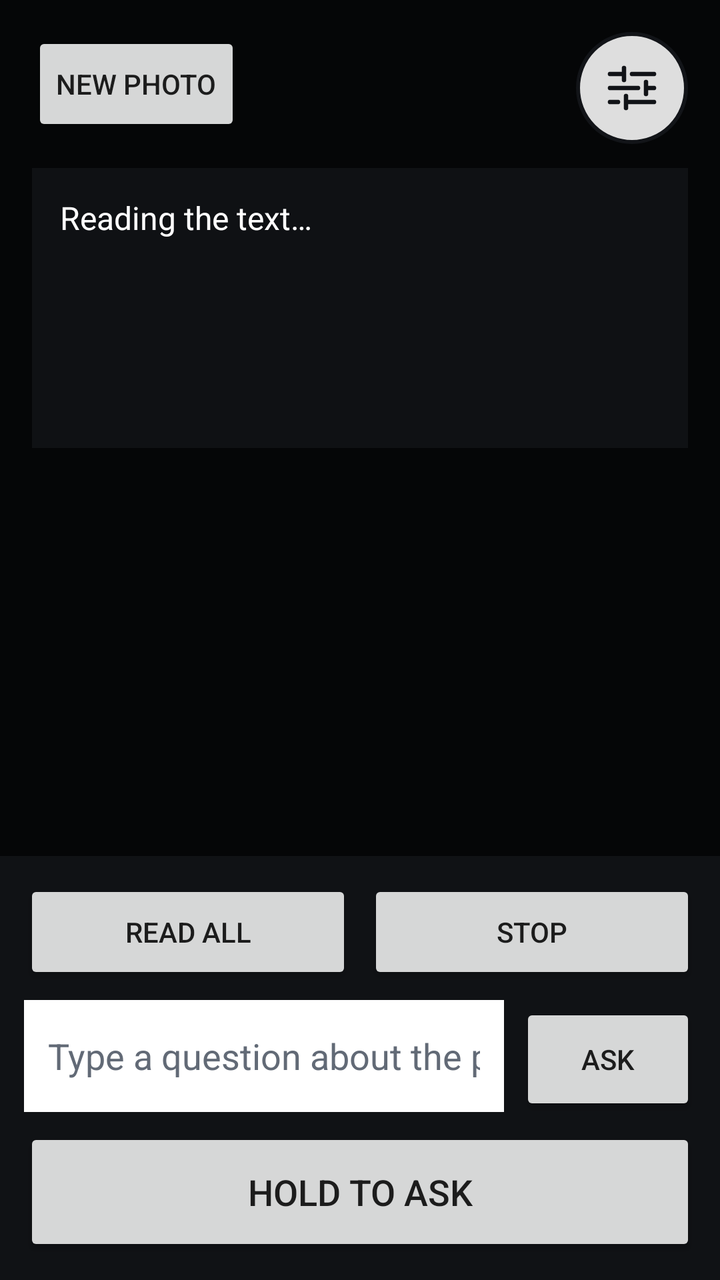
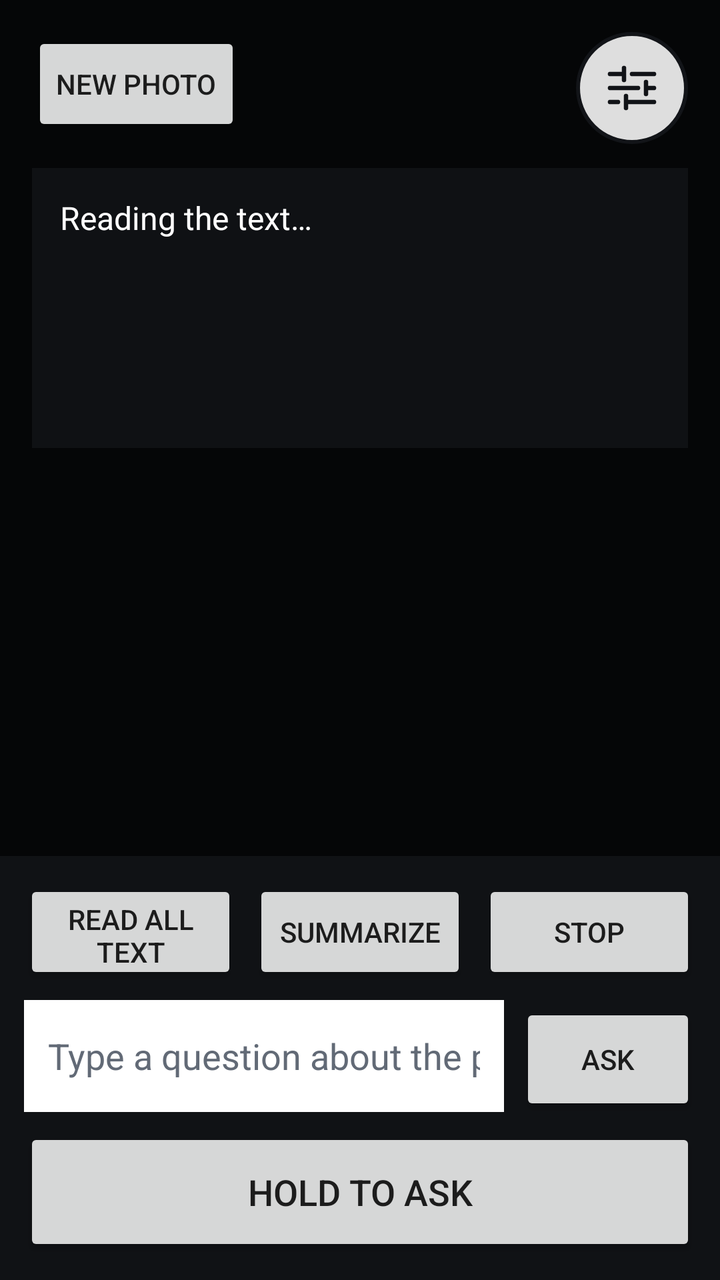

An Android layout rendered at two revisions. The XML below is the earlier revision; the diff shows what the commit changed to produce the second picture.
<!-- AndroidManifest.xml: application theme Theme.Test_project -->
<!-- res/layout/fragment_review.xml -->
<?xml version="1.0" encoding="utf-8"?>
<FrameLayout xmlns:android="http://schemas.android.com/apk/res/android"
    android:layout_width="match_parent"
    android:layout_height="match_parent"
    android:background="#050607">

    <ImageView
        android:id="@+id/imgShot"
        android:layout_width="match_parent"
        android:layout_height="match_parent"
        android:background="#050607"
        android:importantForAccessibility="no"
        android:scaleType="fitCenter" />

    <FrameLayout
        android:id="@+id/blockList"
        android:layout_width="match_parent"
        android:layout_height="match_parent" />

    <Button
        android:id="@+id/btnRetake"
        android:layout_width="wrap_content"
        android:layout_height="52dp"
        android:layout_gravity="top|start"
        android:layout_margin="16dp"
        android:text="@string/new_photo"
        android:contentDescription="@string/new_photo_description" />

    <ImageButton
        android:id="@+id/btnReviewSettings"
        android:layout_width="56dp"
        android:layout_height="56dp"
        android:layout_gravity="top|end"
        android:layout_margin="16dp"
        android:background="@drawable/bg_round_control"
        android:contentDescription="@string/processing_settings"
        android:padding="14dp"
        android:src="@drawable/ic_settings_lines" />

    <ScrollView
        android:layout_width="match_parent"
        android:layout_height="140dp"
        android:layout_gravity="top"
        android:layout_marginStart="16dp"
        android:layout_marginTop="84dp"
        android:layout_marginEnd="16dp"
        android:background="#CC121418"
        android:fillViewport="true">

        <TextView
            android:id="@+id/txtReviewStatus"
            android:layout_width="match_parent"
            android:layout_height="wrap_content"
            android:padding="14dp"
            android:text="@string/review_loading"
            android:textColor="#FFFFFF"
            android:textIsSelectable="true"
            android:textSize="16sp" />
    </ScrollView>

    <LinearLayout
        android:layout_width="match_parent"
        android:layout_height="wrap_content"
        android:layout_gravity="bottom"
        android:background="#DD121418"
        android:orientation="vertical"
        android:padding="12dp">

        <LinearLayout
            android:layout_width="match_parent"
            android:layout_height="wrap_content"
            android:orientation="horizontal">

            <Button
                android:id="@+id/btnReadAll"
                android:layout_width="0dp"
                android:layout_height="52dp"
                android:layout_weight="1"
                android:text="@string/read_all"
                android:contentDescription="@string/read_all_description" />

            <Button
                android:id="@+id/btnAddView"
                android:layout_width="0dp"
                android:layout_height="52dp"
                android:layout_marginStart="8dp"
                android:layout_weight="1"
                android:text="@string/add_view"
                android:visibility="gone" />

            <Button
                android:id="@+id/btnStop"
                android:layout_width="0dp"
                android:layout_height="52dp"
                android:layout_marginStart="8dp"
                android:layout_weight="1"
                android:text="@string/stop" />
        </LinearLayout>

        <LinearLayout
            android:id="@+id/errorActions"
            android:layout_width="match_parent"
            android:layout_height="wrap_content"
            android:orientation="horizontal"
            android:visibility="gone">
            <Button
                android:id="@+id/btnRetry"
                android:layout_width="0dp"
                android:layout_height="52dp"
                android:layout_weight="1"
                android:text="@string/retry" />
            <Button
                android:id="@+id/btnReadLocally"
                android:layout_width="0dp"
                android:layout_height="52dp"
                android:layout_marginStart="8dp"
                android:layout_weight="1"
                android:text="@string/read_locally" />
        </LinearLayout>

        <LinearLayout
            android:layout_width="match_parent"
            android:layout_height="wrap_content"
            android:layout_marginTop="8dp"
            android:orientation="horizontal">
            <EditText
                android:id="@+id/editQuestion"
                android:layout_width="0dp"
                android:layout_height="56dp"
                android:layout_weight="1"
                android:background="#FFFFFFFF"
                android:hint="@string/type_question"
                android:inputType="textCapSentences"
                android:maxLines="2"
                android:paddingStart="12dp"
                android:paddingEnd="12dp"
                android:textColor="#121418"
                android:textColorHint="#626A76" />
            <Button
                android:id="@+id/btnTypedAsk"
                android:layout_width="wrap_content"
                android:layout_height="56dp"
                android:layout_marginStart="8dp"
                android:text="@string/ask" />
        </LinearLayout>

        <Button
            android:id="@+id/btnAsk"
            android:layout_width="match_parent"
            android:layout_height="64dp"
            android:layout_marginTop="8dp"
            android:text="@string/hold_to_ask"
            android:textSize="18sp"
            android:contentDescription="@string/hold_to_ask_description" />
    </LinearLayout>

</FrameLayout>
<!-- resources referenced by this layout -->
<resources>
  <!-- drawable bg_round_control (drawable) -->
  <?xml version="1.0" encoding="utf-8"?>
  <shape xmlns:android="http://schemas.android.com/apk/res/android" android:shape="oval">
      <solid android:color="#DDFFFFFF" />
      <stroke android:width="2dp" android:color="#FF121418" />
  </shape>
  <!-- drawable ic_settings_lines (drawable) -->
  <?xml version="1.0" encoding="utf-8"?>
  <vector xmlns:android="http://schemas.android.com/apk/res/android"
      android:width="28dp" android:height="28dp"
      android:viewportWidth="28" android:viewportHeight="28">
      <path android:fillColor="@android:color/transparent" android:strokeColor="#121418"
          android:strokeWidth="2.2" android:strokeLineCap="round"
          android:pathData="M3,7 L10,7 M14,7 L25,7 M10,4 L10,10 M3,14 L17,14 M21,14 L25,14 M21,11 L21,17 M3,21 L7,21 M11,21 L25,21 M11,18 L11,24" />
  </vector>
  <string name="add_view">Add another view</string>
  <string name="ask">Ask</string>
  <string name="hold_to_ask">Hold to ask</string>
  <string name="hold_to_ask_description">Hold and speak to ask a question about the photo.</string>
  <string name="new_photo">New photo</string>
  <string name="new_photo_description">Go back to the camera and take another photo.</string>
  <string name="processing_settings">Processing settings</string>
  <string name="read_all">Read all</string>
  <string name="read_all_description">Read every block of text aloud, in order.</string>
  <string name="read_locally">Read locally</string>
  <string name="retry">Retry</string>
  <string name="review_loading">Reading the text…</string>
  <string name="stop">Stop</string>
  <string name="type_question">Type a question about the photo</string>
  <style name="Theme.Test_project" parent="Theme.AppCompat.Light.NoActionBar" />
</resources>

<!-- the commit's change to res/layout/fragment_review.xml (unified diff, before → after) -->
@@ -69,6 +69,7 @@
         <LinearLayout
             android:layout_width="match_parent"
             android:layout_height="wrap_content"
+            android:baselineAligned="false"
             android:orientation="horizontal">
 
             <Button
@@ -80,13 +81,13 @@
                 android:contentDescription="@string/read_all_description" />
 
             <Button
-                android:id="@+id/btnAddView"
+                android:id="@+id/btnSummarize"
                 android:layout_width="0dp"
                 android:layout_height="52dp"
                 android:layout_marginStart="8dp"
                 android:layout_weight="1"
-                android:text="@string/add_view"
-                android:visibility="gone" />
+                android:text="@string/summarize"
+                android:contentDescription="@string/summarize_description" />
 
             <Button
                 android:id="@+id/btnStop"
<!-- resource entries referenced after the edit -->
@@ -15,19 +15,20 @@
           android:strokeWidth="2.2" android:strokeLineCap="round"
           android:pathData="M3,7 L10,7 M14,7 L25,7 M10,4 L10,10 M3,14 L17,14 M21,14 L25,14 M21,11 L21,17 M3,21 L7,21 M11,21 L25,21 M11,18 L11,24" />
   </vector>
-  <string name="add_view">Add another view</string>
   <string name="ask">Ask</string>
   <string name="hold_to_ask">Hold to ask</string>
   <string name="hold_to_ask_description">Hold and speak to ask a question about the photo.</string>
   <string name="new_photo">New photo</string>
   <string name="new_photo_description">Go back to the camera and take another photo.</string>
   <string name="processing_settings">Processing settings</string>
-  <string name="read_all">Read all</string>
-  <string name="read_all_description">Read every block of text aloud, in order.</string>
+  <string name="read_all">Read all text</string>
+  <string name="read_all_description">Read all the text in the photo aloud, in order.</string>
   <string name="read_locally">Read locally</string>
   <string name="retry">Retry</string>
   <string name="review_loading">Reading the text…</string>
   <string name="stop">Stop</string>
+  <string name="summarize">Summarize</string>
+  <string name="summarize_description">Hear a short summary of what the photo shows.</string>
   <string name="type_question">Type a question about the photo</string>
   <style name="Theme.Test_project" parent="Theme.AppCompat.Light.NoActionBar" />
 </resources>
